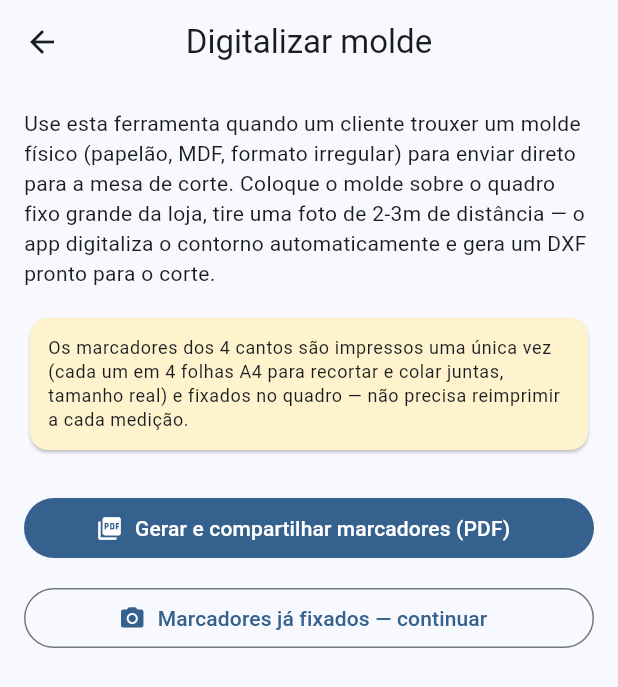
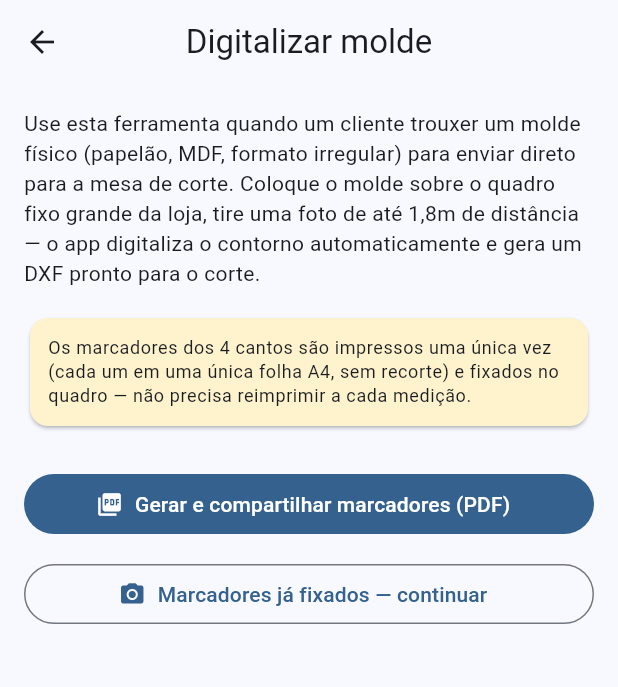
Before and after one commit to Raickz/automacao-mt-vidros, a Flutter app: the MoldScanKitScreen screen opened directly, on a phone screen of 412 x 824 dp. Shown: the top 687 px of the screen. Run offline on Flutter 3.47's test engine with Material 3 defaults, Android fonts, the phone set to English and light mode, and no system bars; our stand-ins replace camera, image_picker, pdf, share_plus, web; missing offline and left inert: ar_flutter_plugin_plus, dart:js_interop, google_mlkit_barcode_scanning, qr, zxing2.

Commit message:
Reduz marcador QR para 180mm, cabendo em 1 folha A4 sem recorte
O marcador de 260mm exigia recortar e colar 4 folhas A4 por marcador,
o que ficou grande e trabalhoso demais. Reduz para 180mm, tamanho que
cabe inteiro numa unica folha A4 (sem nenhum recorte/montagem), e
simplifica o MoldBoardPdfBuilder removendo a logica de divisao em
quadrantes.

Como contrapartida, a distancia maxima confiavel de leitura cai de
~2,6m para ~1,8m (regra pratica: distancia ~= 10x o tamanho do
marcador) — atualiza os textos de instrucao nas telas mobile e web
para refletir essa nova distancia de foto.

Validado com o mesmo script de verificacao via PyMuPDF + pyzbar: o
marcador de uma pagina so decodifica corretamente nos 4 cantos, com
180mm exatos de lado.

Co-Authored-By: Claude Sonnet 5 <noreply@anthropic.com>

```diff
--- a/lib/features/mold_scan/models/mold_board_spec.dart
+++ b/lib/features/mold_scan/models/mold_board_spec.dart
@@ -14,14 +14,13 @@ class MoldBoardSpec {
   static const backgroundB = 200;
 
   // A fixed board built at the store, sized for glass/mirror pieces up to
-  // ~2m. Markers are 260mm so they stay readable in a photo taken from
-  // 2-3m away (rule of thumb: max reliable reading distance ≈ 10x marker
-  // size) — a 260mm marker doesn't fit a single sheet, so
-  // MoldBoardPdfBuilder splits each one into a 2x2 grid of A4 pages to
-  // print, cut and tape together (the target printer only supports A4).
+  // ~2m. Markers are 180mm so each one fits on a single A4 sheet with no
+  // cutting or taping (the target printer only supports A4). Rule of thumb:
+  // max reliable reading distance ≈ 10x marker size, so photos should be
+  // taken from no more than ~1.8m away.
   static const boardWidthMm = 2500.0;
   static const boardHeightMm = 1500.0;
-  static const markerSizeMm = 260.0;
+  static const markerSizeMm = 180.0;
   static const markerMarginMm = 60.0;
 
   static const colorMatchThreshold = 60.0;
--- a/lib/features/mold_scan/screens/mold_capture_screen.dart
+++ b/lib/features/mold_scan/screens/mold_capture_screen.dart
@@ -103,7 +103,7 @@ class _MoldCaptureScreenState extends State<MoldCaptureScreen> {
                       mainAxisSize: MainAxisSize.min,
                       children: [
                         const Text(
-                          'Fique a 2-3m do quadro, enquadre ele inteiro (com o molde em cima) e tire a foto.',
+                          'Fique a até 1,8m do quadro, enquadre ele inteiro (com o molde em cima) e tire a foto.',
                           textAlign: TextAlign.center,
                           style: TextStyle(color: Colors.white),
                         ),
--- a/lib/features/mold_scan/screens/mold_scan_kit_screen_mobile.dart
+++ b/lib/features/mold_scan/screens/mold_scan_kit_screen_mobile.dart
@@ -49,7 +49,7 @@ class _MoldScanKitScreenState extends State<MoldScanKitScreen> {
             'Use esta ferramenta quando um cliente trouxer um molde físico '
             '(papelão, MDF, formato irregular) para enviar direto para a mesa '
             'de corte. Coloque o molde sobre o quadro fixo grande da loja, tire '
-            'uma foto de 2-3m de distância — o app digitaliza o contorno '
+            'uma foto de até 1,8m de distância — o app digitaliza o contorno '
             'automaticamente e gera um DXF pronto para o corte.',
             style: Theme.of(context).textTheme.bodyMedium,
           ),
@@ -59,9 +59,9 @@ class _MoldScanKitScreenState extends State<MoldScanKitScreen> {
             child: Padding(
               padding: const EdgeInsets.all(12),
               child: Text(
-                'Os marcadores dos 4 cantos são impressos uma única vez (cada um em '
-                '4 folhas A4 para recortar e colar juntas, tamanho real) e fixados no '
-                'quadro — não precisa reimprimir a cada medição.',
+                'Os marcadores dos 4 cantos são impressos uma única vez (cada um em uma '
+                'única folha A4, sem recorte) e fixados no quadro — não precisa '
+                'reimprimir a cada medição.',
                 style: Theme.of(context).textTheme.bodySmall,
               ),
             ),
--- a/lib/features/mold_scan/screens/mold_scan_kit_screen_web.dart
+++ b/lib/features/mold_scan/screens/mold_scan_kit_screen_web.dart
@@ -149,7 +149,7 @@ class _MoldScanKitScreenState extends State<MoldScanKitScreen> {
                 ),
                 const SizedBox(height: 6),
                 const Text(
-                  'Coloque o molde sobre o quadro fixo da loja e fotografe de 2-3m de '
+                  'Coloque o molde sobre o quadro fixo da loja e fotografe de até 1,8m de '
                   'distância — o app corrige a perspectiva e extrai um contorno pronto '
                   'para a mesa de corte CNC.',
                   style: TextStyle(color: MoldScanColors.textSecondary, fontSize: 13),
@@ -162,15 +162,15 @@ class _MoldScanKitScreenState extends State<MoldScanKitScreen> {
                       const SectionHeading(
                         icon: Icons.picture_as_pdf_outlined,
                         title: 'Marcadores do quadro fixo',
-                        subtitle: 'Imprima em A4 (cada marcador vem dividido em 4 folhas para recortar '
-                            'e colar juntas, tamanho real) e cole-os nos cantos do quadro grande fixo '
-                            'da loja, nas posições indicadas em cada folha.',
+                        subtitle: 'Imprima em A4, uma folha por marcador (tamanho real, sem recorte) '
+                            'e cole-os nos cantos do quadro grande fixo da loja, nas posições '
+                            'indicadas em cada folha.',
                       ),
                       const SizedBox(height: 16),
                       OutlinedButton.icon(
                         onPressed: _generatingBoard ? null : _downloadBoard,
                         icon: const Icon(Icons.download_outlined, size: 18),
-                        label: Text(_generatingBoard ? 'Gerando...' : 'Baixar marcadores (PDF, A4, 16 páginas)'),
+                        label: Text(_generatingBoard ? 'Gerando...' : 'Baixar marcadores (PDF, A4, 4 páginas)'),
                       ),
                     ],
                   ),
@@ -183,8 +183,8 @@ class _MoldScanKitScreenState extends State<MoldScanKitScreen> {
                       const SectionHeading(
                         icon: Icons.cloud_upload_outlined,
                         title: 'Upload de foto',
-                        subtitle: 'Coloque o molde sobre o quadro fixo e envie a foto (tirada a 2-3m de '
-                            'distância, com o quadro inteiro visível).',
+                        subtitle: 'Coloque o molde sobre o quadro fixo e envie a foto (tirada a até 1,8m '
+                            'de distância, com o quadro inteiro visível).',
                       ),
                       const SizedBox(height: 16),
                       _UploadDropzone(
```
Also changed, not shown: lib/features/mold_scan/services/mold_board_pdf_builder.dart (+23 -51 lines).
